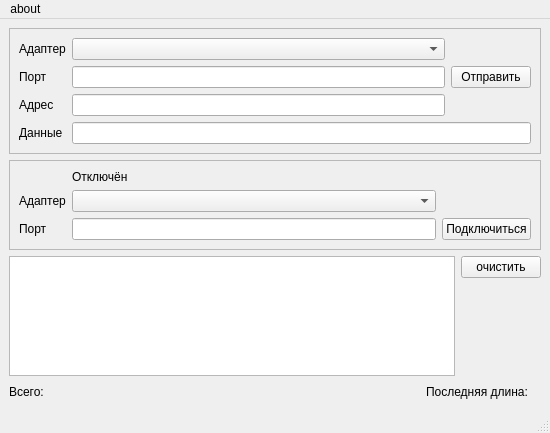
Qt form mainwindow.ui (breakspawn/udptest) before a commit.
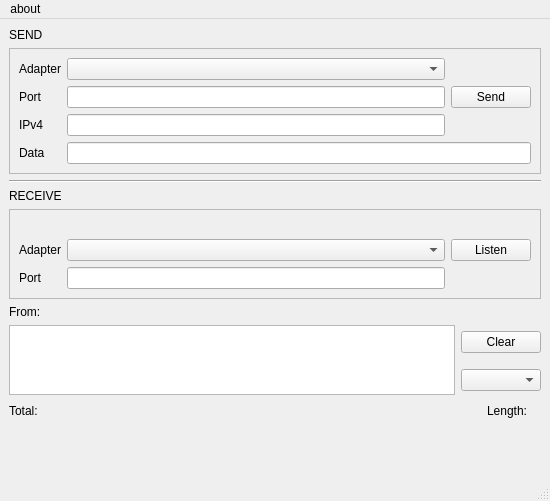
The same form after that commit.

Commit message: [FIX] refactoring [NEW] label who conteins IPv4 address from datagram is coming [NEW] add combobox options for transform incoming data

Patch:
```diff
--- a/mainwindow.ui
+++ b/mainwindow.ui
@@ -7,13 +7,13 @@
     <x>0</x>
     <y>0</y>
     <width>550</width>
-    <height>433</height>
+    <height>501</height>
    </rect>
   </property>
   <property name="minimumSize">
    <size>
     <width>550</width>
-    <height>20</height>
+    <height>450</height>
    </size>
   </property>
   <property name="maximumSize">
@@ -30,6 +30,13 @@
   </property>
   <widget class="QWidget" name="centralwidget">
    <layout class="QVBoxLayout" name="verticalLayout_3">
+    <item>
+     <widget class="QLabel" name="label_7">
+      <property name="text">
+       <string>SEND</string>
+      </property>
+     </widget>
+    </item>
     <item>
      <widget class="QFrame" name="frame">
       <property name="frameShape">
@@ -44,7 +51,7 @@
          <item row="0" column="0">
           <widget class="QLabel" name="label_3">
            <property name="text">
-            <string>Адаптер</string>
+            <string>Adapter</string>
            </property>
           </widget>
          </item>
@@ -54,7 +61,7 @@
          <item row="1" column="0">
           <widget class="QLabel" name="label">
            <property name="text">
-            <string>Порт</string>
+            <string>Port</string>
            </property>
           </widget>
          </item>
@@ -64,14 +71,14 @@
          <item row="1" column="2">
           <widget class="QPushButton" name="sendbt">
            <property name="text">
-            <string>Отправить</string>
+            <string>Send</string>
            </property>
           </widget>
          </item>
          <item row="2" column="0">
           <widget class="QLabel" name="label_2">
            <property name="text">
-            <string>Адрес</string>
+            <string>IPv4</string>
            </property>
           </widget>
          </item>
@@ -81,7 +88,7 @@
          <item row="3" column="0">
           <widget class="QLabel" name="label_4">
            <property name="text">
-            <string>Данные</string>
+            <string>Data</string>
            </property>
           </widget>
          </item>
@@ -93,6 +100,20 @@
       </layout>
      </widget>
     </item>
+    <item>
+     <widget class="Line" name="line">
+      <property name="orientation">
+       <enum>Qt::Horizontal</enum>
+      </property>
+     </widget>
+    </item>
+    <item>
+     <widget class="QLabel" name="label_8">
+      <property name="text">
+       <string>RECEIVE</string>
+      </property>
+     </widget>
+    </item>
     <item>
      <widget class="QFrame" name="frame_2">
       <property name="frameShape">
@@ -107,7 +128,7 @@
          <item row="1" column="0">
           <widget class="QLabel" name="label_5">
            <property name="text">
-            <string>Адаптер</string>
+            <string>Adapter</string>
            </property>
           </widget>
          </item>
@@ -115,26 +136,26 @@
           <widget class="QComboBox" name="adapterrcv"/>
          </item>
          <item row="0" column="1">
-          <widget class="QLabel" name="label_7">
+          <widget class="QLabel" name="labelconn">
            <property name="text">
-            <string>Отключён</string>
+            <string/>
            </property>
           </widget>
          </item>
          <item row="2" column="1" rowspan="2">
           <widget class="QLineEdit" name="portrcv"/>
          </item>
-         <item row="2" column="2" rowspan="2">
-          <widget class="QPushButton" name="connectbt">
-           <property name="text">
-            <string>Подключиться</string>
-           </property>
-          </widget>
-         </item>
          <item row="2" column="0" rowspan="2">
           <widget class="QLabel" name="label_6">
            <property name="text">
-            <string>Порт</string>
+            <string>Port</string>
+           </property>
+          </widget>
+         </item>
+         <item row="1" column="2">
+          <widget class="QPushButton" name="connectbt">
+           <property name="text">
+            <string>Listen</string>
            </property>
           </widget>
          </item>
@@ -143,6 +164,13 @@
       </layout>
      </widget>
     </item>
+    <item>
+     <widget class="QLabel" name="from">
+      <property name="text">
+       <string>From:</string>
+      </property>
+     </widget>
+    </item>
     <item>
      <layout class="QGridLayout" name="gridLayout_3">
       <item row="0" column="0" rowspan="2">
@@ -151,10 +179,13 @@
       <item row="0" column="1">
        <widget class="QPushButton" name="clearbt">
         <property name="text">
-         <string>очистить</string>
+         <string>Clear</string>
         </property>
        </widget>
       </item>
+      <item row="1" column="1">
+       <widget class="QComboBox" name="transformcb"/>
+      </item>
      </layout>
     </item>
     <item>
@@ -162,7 +193,7 @@
       <item>
        <widget class="QLabel" name="send_count">
         <property name="text">
-         <string>Всего:</string>
+         <string>Total:</string>
         </property>
        </widget>
       </item>
@@ -189,7 +220,7 @@
       <item>
        <widget class="QLabel" name="lastlen">
         <property name="text">
-         <string>Последняя длина:</string>
+         <string>Length:</string>
         </property>
        </widget>
       </item>
```
Left out of the diff: 9 changed lines with no effect on the pictures. The commit also changes 2 other files.
